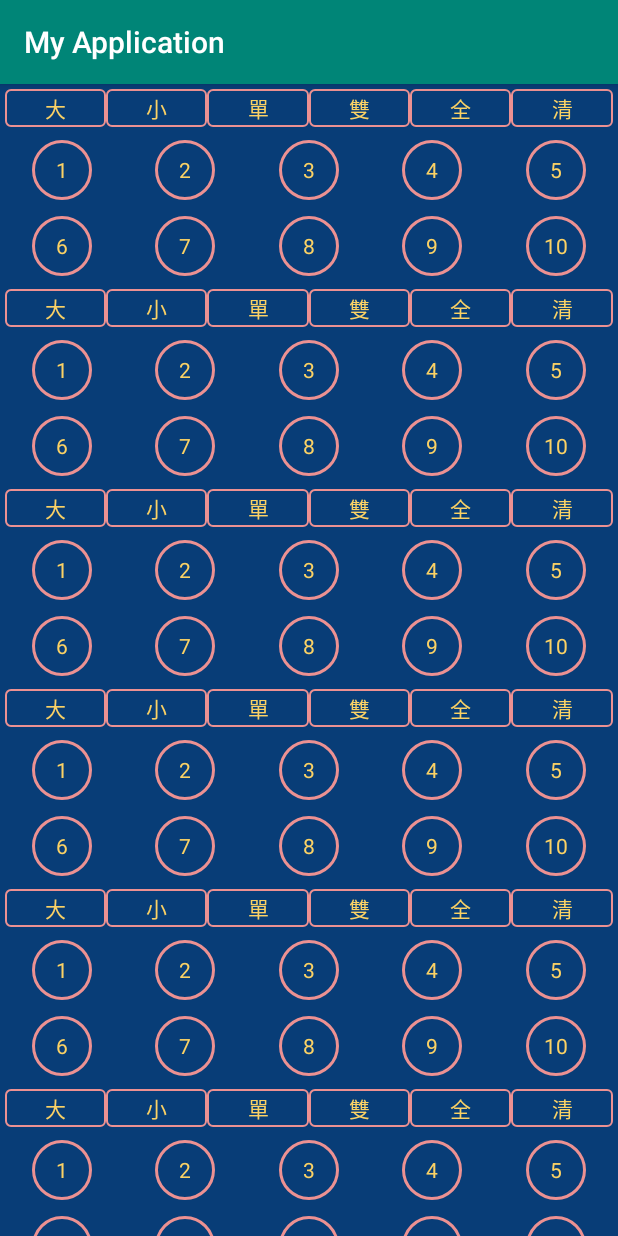
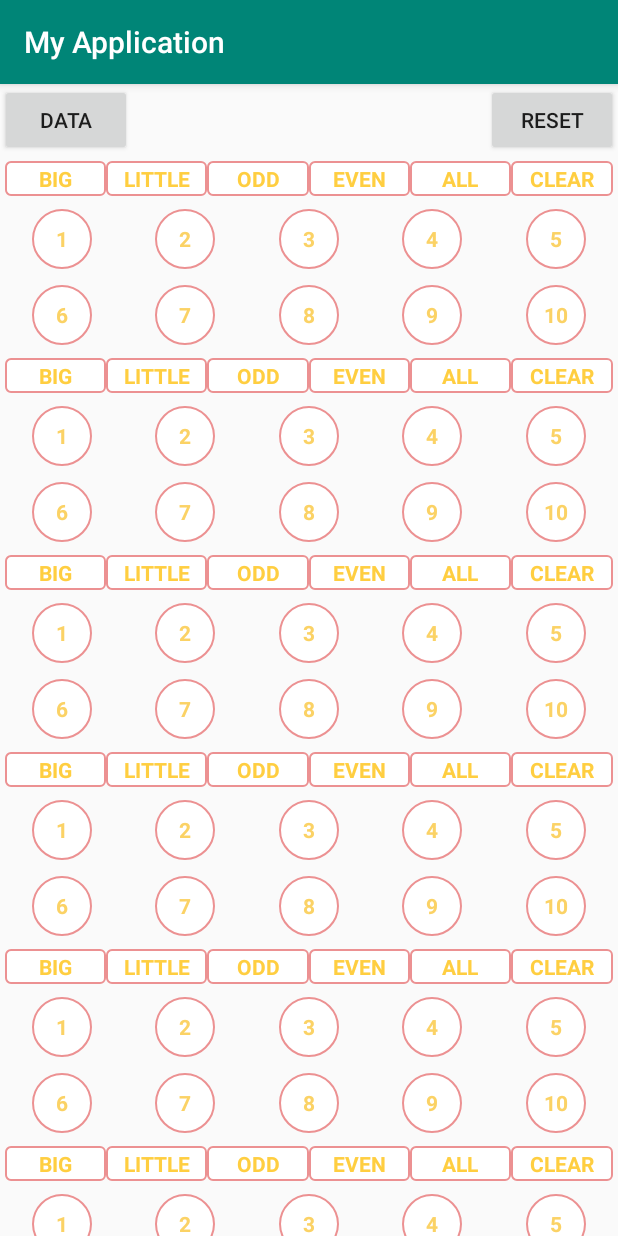
Before and after one commit to carrey1994/NestedPickRecyclerView, an Android app: the screen it shows after launch (MainActivity), on a phone screen of 412 x 824 dp. Run offline under Robolectric (Android 15) with nearby library versions, the phone set to English and light mode, and no system bars.

Commit message:
use enum for types, add two buttons, and write some comment

```diff
--- a/app/src/main/java/com/example/myapplication/IndexAdapter.kt
+++ b/app/src/main/java/com/example/myapplication/IndexAdapter.kt
@@ -42,12 +42,9 @@ class IndexAdapter(private var data: MutableList<Data>) : RecyclerView.Adapter<I
 
 	fun getPureTypeBeans(): ArrayList<TypeBean> {
 		val typeBeans = arrayListOf<TypeBean>()
-		typeBeans.add(TypeBean("大"))
-		typeBeans.add(TypeBean("小"))
-		typeBeans.add(TypeBean("單"))
-		typeBeans.add(TypeBean("雙"))
-		typeBeans.add(TypeBean("全"))
-		typeBeans.add(TypeBean("清"))
+		TypeEnum.values().forEach {
+			typeBeans.add(TypeBean(it))
+		}
 		return typeBeans
 	}
 
@@ -79,33 +76,33 @@ class IndexAdapter(private var data: MutableList<Data>) : RecyclerView.Adapter<I
 					typeBeans[typePosition].isCheck = true
 					typeSpares.put(position, typeBeans)
 					pickSpares[position].clear()
-					when (typeBeans[typePosition].type) {
-						"全" -> {
+					when (typeBeans[typePosition].type.name) {
+						TypeEnum.ALL.name -> {
 							numberSpares[position].forEach { it.isCheck = true }
 							for (i in 0..9)
 								pickSpares[position].add(i)
 						}
-						"清" -> {
+						TypeEnum.CLEAR.name	-> {
 							numberSpares[position].forEach { it.isCheck = false }
 							typeBeans[typePosition].isCheck = false
 							typeSpares.put(position, typeBeans)
 						}
-						"大" -> {
-							numberSpares[position].forEach { it.isCheck = it.number > 5 }
+						TypeEnum.BIG.name-> {
+							numberSpares[position].forEach { it.isCheck = it.number > numberSpares[position].size/2 }
 							for (i in 5..9)
 								pickSpares[position].add(i)
 						}
-						"小" -> {
-							numberSpares[position].forEach { it.isCheck = it.number <= 5 }
+						TypeEnum.LITTLE.name -> {
+							numberSpares[position].forEach { it.isCheck = it.number <= numberSpares[position].size/2 }
 							for (i in 0..4)
 								pickSpares[position].add(i)
 						}
-						"單" -> {
+						TypeEnum.ODD.name -> {
 							numberSpares[position].forEach { it.isCheck = it.number % 2 != 0 }
 							for (i in 0..9 step 2)
 								pickSpares[position].add(i)
 						}
-						"雙" -> {
+						TypeEnum.EVEN.name -> {
 							numberSpares[position].forEach { it.isCheck = it.number % 2 == 0 }
 							for (i in 1..9 step 2)
 								pickSpares[position].add(i)
--- a/app/src/main/java/com/example/myapplication/MainActivity.kt
+++ b/app/src/main/java/com/example/myapplication/MainActivity.kt
@@ -2,31 +2,42 @@ package com.example.myapplication
 
 import androidx.appcompat.app.AppCompatActivity
 import android.os.Bundle
+import android.util.Log
 import androidx.recyclerview.widget.LinearLayoutManager
+import com.google.gson.Gson
 import kotlinx.android.synthetic.main.activity_main.*
 import java.lang.reflect.Type
 
 class MainActivity : AppCompatActivity() {
-
+    val mList = arrayListOf<Data>()
     override fun onCreate(savedInstanceState: Bundle?) {
         super.onCreate(savedInstanceState)
         setContentView(R.layout.activity_main)
         rv_index.layoutManager = LinearLayoutManager(this, LinearLayoutManager.VERTICAL, false)
-        val mList = arrayListOf<Data>()
+        initRecyclerView()
+
+        btn_data.setOnClickListener {
+            Log.e("TheData====", "${Gson().toJson(mList)}===")
+        }
+
+        btn_reset.setOnClickListener {
+            initRecyclerView()
+        }
+    }
+
+    private fun initRecyclerView() {
+        mList.clear()
         val typeBeans = arrayListOf<TypeBean>()
-        typeBeans.add(TypeBean("大"))
-        typeBeans.add(TypeBean("小"))
-        typeBeans.add(TypeBean("單"))
-        typeBeans.add(TypeBean("雙"))
-        typeBeans.add(TypeBean("全"))
-        typeBeans.add(TypeBean("清"))
-
+        TypeEnum.values().forEach {
+            typeBeans.add(TypeBean(it))
+        }
         for (i in 1..9) {
             val numbers = arrayListOf<NumberBean>()
             for (j in 1..10)
                 numbers.add(NumberBean(i, j))
-            mList.add(Data(i-1, numbers, typeBeans))
+            mList.add(Data(i - 1, numbers, typeBeans))
         }
         rv_index.adapter = IndexAdapter(mList)
     }
+
 }
--- a/app/src/main/java/com/example/myapplication/NumberBean.kt
+++ b/app/src/main/java/com/example/myapplication/NumberBean.kt
@@ -1,7 +1,14 @@
 package com.example.myapplication
 
 data class NumberBean(
-    val layer: Int,//Unique id to make different from the same number but belong to different layers
+    val uniqueId: Int,
     var number: Int,
     var isCheck: Boolean = false
 )
+
+/**
+ * @param uniqueId(which layer): To mark the number in which layer. Whatever, just make sure it's unique.
+ *        Like a unique id to make different from the same number but belong to different layers.
+ * @param number: showed by view
+ * @param isCheck: To record picked numbers.
+ * **/
--- a/app/src/main/java/com/example/myapplication/TypeAdapter.kt
+++ b/app/src/main/java/com/example/myapplication/TypeAdapter.kt
@@ -19,7 +19,7 @@ class TypeAdapter(val typeBeans: TypeBeans) : RecyclerView.Adapter<TypeAdapter.T
 	override fun getItemCount(): Int = typeBeans.size
 
 	override fun onBindViewHolder(holder: TypeViewHolder, position: Int) {
-		holder.tvType.text = typeBeans[position].type
+		holder.tvType.text = typeBeans[position].type.name
 		holder.tvType.isSelected = typeBeans[position].isCheck
 		holder.tvType.setOnClickListener {
 			typeSelect.onType(position)
--- a/app/src/main/java/com/example/myapplication/TypeBean.kt
+++ b/app/src/main/java/com/example/myapplication/TypeBean.kt
@@ -1,6 +1,6 @@
 package com.example.myapplication
 
 data class TypeBean(
-    var type: String,
+    var type: TypeEnum,
     var isCheck: Boolean = false
 )
--- /dev/null
+++ b/app/src/main/java/com/example/myapplication/TypeEnum.kt
@@ -0,0 +1,5 @@
+package com.example.myapplication
+
+enum class TypeEnum {
+    BIG, LITTLE, ODD, EVEN, ALL, CLEAR
+}
--- a/app/src/main/res/drawable/selector_number.xml
+++ b/app/src/main/res/drawable/selector_number.xml
@@ -2,12 +2,14 @@
 <selector xmlns:android="http://schemas.android.com/apk/res/android">
     <item android:state_selected="false">
         <shape android:shape="oval">
-            <stroke android:width="2dp" android:color="#EC9192" />
+            <stroke android:width="1dp" android:color="#EC9192" />
+            <solid android:color="#FFFFFF"/>
         </shape>
     </item>
     <item android:state_selected="true">
         <shape android:shape="oval">
-            <stroke android:width="2dp" android:color="#DB5375" />
+            <stroke android:width="2.5dp" android:color="#3F51B5" />
+            <solid android:color="#FFFFFF"/>
         </shape>
     </item>
 </selector>
--- a/app/src/main/res/drawable/selector_type.xml
+++ b/app/src/main/res/drawable/selector_type.xml
@@ -4,12 +4,14 @@
         <shape android:shape="rectangle">
             <stroke android:width="1dp" android:color="#EC9192" />
             <corners android:radius="3dp" />
+            <solid android:color="#FFFFFF"/>
         </shape>
     </item>
     <item android:state_selected="true">
         <shape android:shape="rectangle">
-            <stroke android:width="2dp" android:color="#DB5375" />
+            <stroke android:width="2dp" android:color="#3F51B5" />
             <corners android:radius="3dp" />
+            <solid android:color="#FFFFFF"/>
         </shape>
     </item>
 </selector>
--- a/app/src/main/res/layout/activity_main.xml
+++ b/app/src/main/res/layout/activity_main.xml
@@ -1,16 +1,28 @@
 <?xml version="1.0" encoding="utf-8"?>
-<androidx.constraintlayout.widget.ConstraintLayout xmlns:android="http://schemas.android.com/apk/res/android"
+<RelativeLayout xmlns:android="http://schemas.android.com/apk/res/android"
     xmlns:tools="http://schemas.android.com/tools"
     android:layout_width="match_parent"
     android:layout_height="match_parent"
     tools:context=".MainActivity">
 
+    <Button
+        android:id="@+id/btn_data"
+        android:layout_width="wrap_content"
+        android:layout_height="wrap_content"
+        android:text="DATA" />
+
+    <Button
+        android:id="@+id/btn_reset"
+        android:layout_width="wrap_content"
+        android:layout_height="wrap_content"
+        android:layout_alignParentEnd="true"
+        android:text="RESET" />
 
     <androidx.recyclerview.widget.RecyclerView
-        android:background="#083d77"
         android:id="@+id/rv_index"
         android:layout_width="match_parent"
-        android:layout_height="match_parent" />
+        android:layout_height="match_parent"
+        android:layout_below="@id/btn_data" />
 
 
-</androidx.constraintlayout.widget.ConstraintLayout>
+</RelativeLayout>
--- a/app/src/main/res/layout/item_number.xml
+++ b/app/src/main/res/layout/item_number.xml
@@ -4,11 +4,18 @@
     android:layout_height="wrap_content"
     android:gravity="center">
 
+    <!--
+      The item view is in the nested recyclerview.
+      Use the relative layout as parent layout,
+      or the gridlayoutmanger can't handle it.
+    -->
+
     <TextView
         android:id="@+id/tv_number"
         android:layout_margin="5dp"
         android:layout_width="40dp"
         android:layout_height="40dp"
+        android:textStyle="bold"
         android:background="@drawable/selector_number"
         android:textColor="#FBD265"
         android:gravity="center"/>
--- a/app/src/main/res/layout/item_type.xml
+++ b/app/src/main/res/layout/item_type.xml
@@ -3,6 +3,12 @@
     android:layout_width="match_parent"
     android:layout_height="match_parent"
     android:orientation="vertical">
+
+    <!--
+      The item view is in the nested recyclerview.
+      Use the relative layout as parent layout,
+      or the gridlayoutmanger can't handle it.
+    -->
 
     <TextView
         android:id="@+id/tv_type"
@@ -10,7 +16,8 @@
         android:layout_width="match_parent"
         android:layout_height="wrap_content"
         android:padding="2dp"
-        android:textColor="#FBD265"
+        android:textColor="#FFCE40"
+        android:textStyle="bold"
         android:gravity="center"
         android:textSize="14dp" />
 
--- a/build.gradle
+++ b/build.gradle
@@ -8,7 +8,7 @@ buildscript {
 
     }
     dependencies {
-        classpath 'com.android.tools.build:gradle:3.5.2'
+        classpath 'com.android.tools.build:gradle:3.5.3'
         classpath "org.jetbrains.kotlin:kotlin-gradle-plugin:$kotlin_version"
         // NOTE: Do not place your application dependencies here; they belong
         // in the individual module build.gradle files
```
